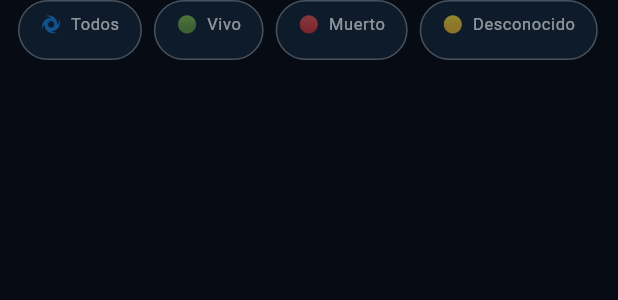
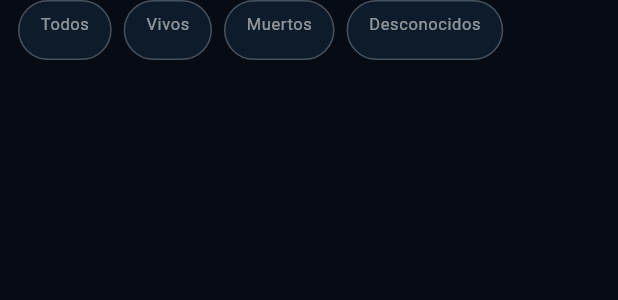
Before and after one commit to NarethWebDev/rick_and_morty_, a Flutter app: the StatusFilterBar widget shown alone on an empty page, opened directly with empty values, on a phone screen of 412 x 824 dp. Shown: the top 300 px of the screen. Run offline on Flutter 3.47's test engine with Material 3 defaults, Android fonts, the phone set to English and light mode, and no system bars; our stand-ins replace shared_preferences; accounts and stored records are empty; network calls fail.

Commit message:
Corrección de errores y visualización del filtro

```diff
--- a/lib/widget/status_filter.dart
+++ b/lib/widget/status_filter.dart
@@ -24,10 +24,10 @@ class StatusFilterBar extends StatelessWidget {
 
   String _label(String? s) {
     switch (s?.toLowerCase()) {
-      case 'alive':   return '🟢  Vivo';
-      case 'dead':    return '🔴  Muerto';
-      case 'unknown': return '🟡  Desconocido';
-      default:        return '🌀  Todos';
+      case 'alive':   return 'Vivos';
+      case 'dead':    return 'Muertos';
+      case 'unknown': return 'Desconocidos';
+      default:        return 'Todos';
     }
   }
 
```
Also changed, not shown: lib/screens/home_screen.dart (+54 -25 lines), 1 other file.
